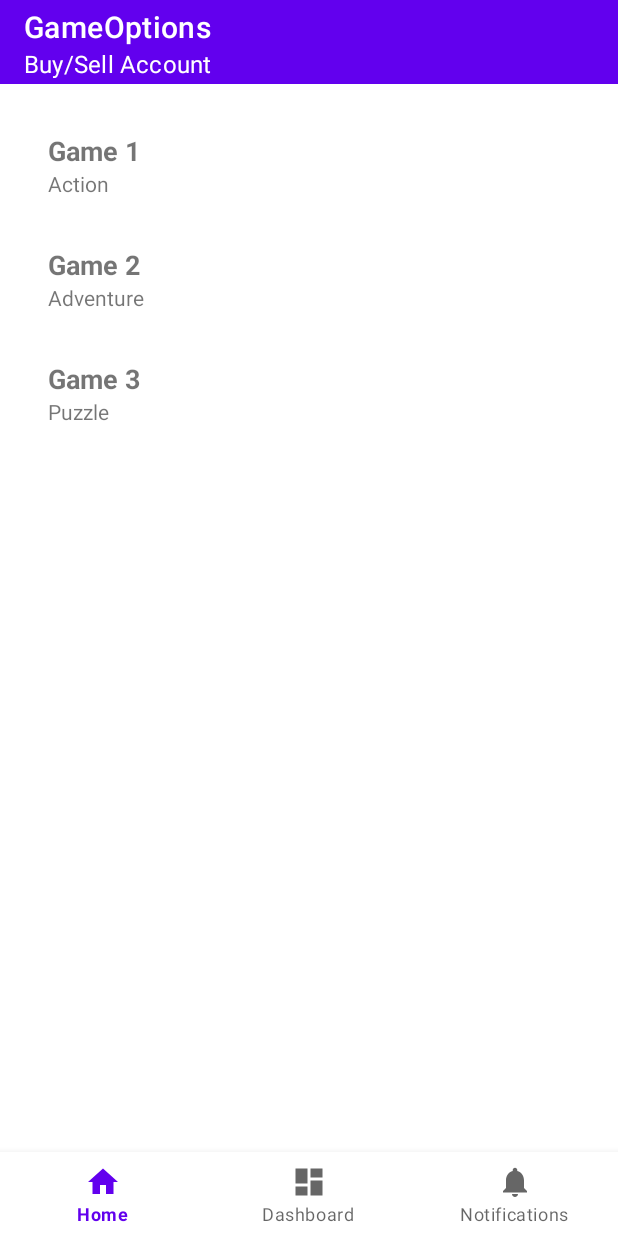
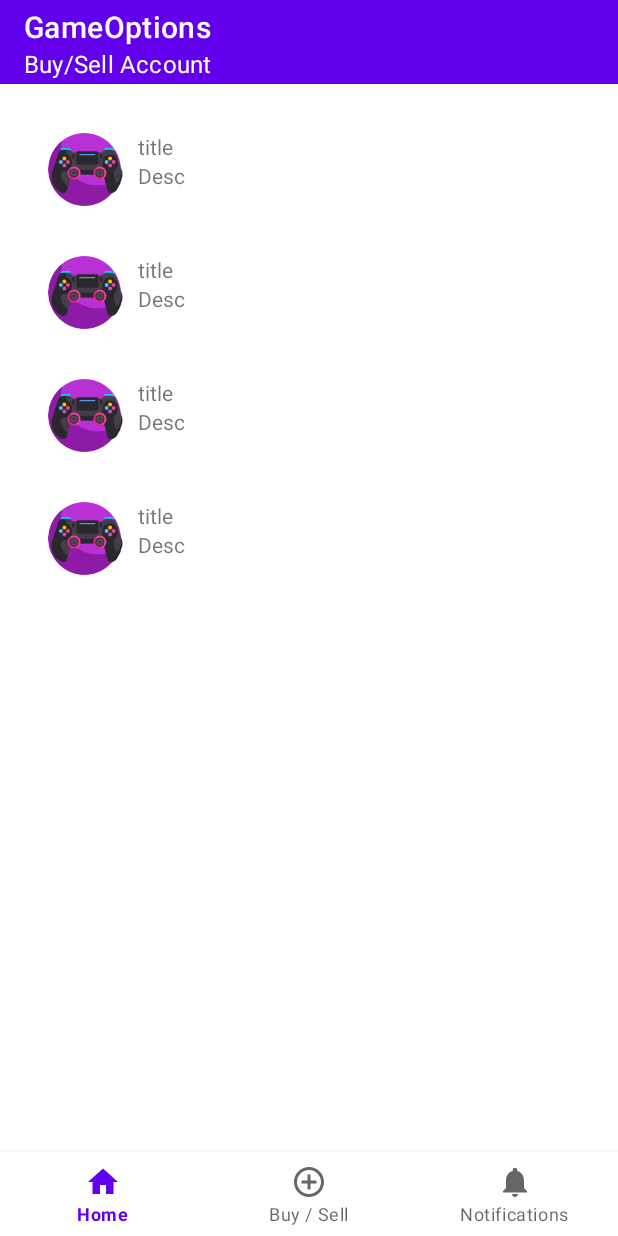
Before and after one commit to Rohitw3code/GameOption, an Android app: the screen it shows after launch (FirstActivity), on a phone screen of 412 x 824 dp. Run offline under Robolectric (Android 15) with nearby library versions, the phone set to English and light mode, and no system bars; our stand-ins replace CircleImageView, navigation-ui.

Commit message:
buy sell

```diff
--- a/app/src/main/java/com/game/gamechanger/GameListAdapter.kt
+++ b/app/src/main/java/com/game/gamechanger/GameListAdapter.kt
@@ -11,8 +11,8 @@ class GameListAdapter(private val games: List<GameListModel>) :
     RecyclerView.Adapter<GameListAdapter.GameViewHolder>() {
 
     class GameViewHolder(itemView: View) : RecyclerView.ViewHolder(itemView) {
-        val titleTextView: TextView = itemView.findViewById(R.id.textViewTitle)
-        val genreTextView: TextView = itemView.findViewById(R.id.textViewGenre)
+//        val titleTextView: TextView = itemView.findViewById(R.id.textViewTitle)
+//        val genreTextView: TextView = itemView.findViewById(R.id.textViewGenre)
         // Add other views as needed
     }
 
@@ -26,9 +26,10 @@ class GameListAdapter(private val games: List<GameListModel>) :
         val currentGame = games[position]
 
         // Bind data to views
-        holder.titleTextView.text = currentGame.title
-        holder.genreTextView.text = currentGame.genre
+//        holder.titleTextView.text = currentGame.title
+//        holder.genreTextView.text = currentGame.name
         // Bind other data as needed
+
     }
 
     override fun getItemCount(): Int {
--- a/app/src/main/java/com/game/gamechanger/Model/GameListModel.kt
+++ b/app/src/main/java/com/game/gamechanger/Model/GameListModel.kt
@@ -1,8 +1,10 @@
 package com.game.gamechanger.Model
 
 data class GameListModel(
-    val id: Int,
+    val id: String,
+    val imageUrl:String,
     val title: String,
-    val genre: String,
-    // Add other properties as needed
+    val description: String,
+    val price:String,
+    val name: String,
 )
--- a/app/src/main/java/com/game/gamechanger/ui/home/HomeFragment.kt
+++ b/app/src/main/java/com/game/gamechanger/ui/home/HomeFragment.kt
@@ -17,10 +17,10 @@ class HomeFragment : Fragment() {
 
     // Dummy data
     private val dummyGames = listOf(
-        GameListModel(1, "Game 1", "Action"),
-        GameListModel(2, "Game 2", "Adventure"),
-        GameListModel(3, "Game 3", "Puzzle"),
-        // Add more dummy data as needed
+        GameListModel("1", "", "Action","","","Game 1"),
+        GameListModel("2", "", "Game","","","Game 2"),
+        GameListModel("3", "", "Action","","","Game 3"),
+        GameListModel("4", "", "Action","","","Game 4"),
     )
 
     private lateinit var gameListAdapter: GameListAdapter
--- /dev/null
+++ b/app/src/main/res/drawable/baseline_add_circle_outline_24.xml
@@ -0,0 +1,5 @@
+<vector android:height="24dp" android:tint="#000000"
+    android:viewportHeight="24" android:viewportWidth="24"
+    android:width="24dp" xmlns:android="http://schemas.android.com/apk/res/android">
+    <path android:fillColor="@android:color/white" android:pathData="M13,7h-2v4L7,11v2h4v4h2v-4h4v-2h-4L13,7zM12,2C6.48,2 2,6.48 2,12s4.48,10 10,10 10,-4.48 10,-10S17.52,2 12,2zM12,20c-4.41,0 -8,-3.59 -8,-8s3.59,-8 8,-8 8,3.59 8,8 -3.59,8 -8,8z"/>
+</vector>
--- a/app/src/main/res/layout/game_list_item.xml
+++ b/app/src/main/res/layout/game_list_item.xml
@@ -2,20 +2,35 @@
 <LinearLayout xmlns:android="http://schemas.android.com/apk/res/android"
     android:layout_width="match_parent"
     android:layout_height="wrap_content"
-    android:orientation="vertical"
+    android:orientation="horizontal"
     android:padding="16dp">
 
-    <TextView
-        android:id="@+id/textViewTitle"
+    <de.hdodenhof.circleimageview.CircleImageView
+        android:layout_width="50dp"
+        android:layout_height="50dp"
+        android:layout_alignParentLeft="true"
+        android:src="@drawable/logo"/>
+
+    <LinearLayout
         android:layout_width="match_parent"
         android:layout_height="wrap_content"
-        android:textSize="18sp"
-        android:textStyle="bold"/>
+        android:orientation="vertical">
 
-    <TextView
-        android:id="@+id/textViewGenre"
-        android:layout_width="match_parent"
-        android:layout_height="wrap_content"
-        android:textSize="14sp"/>
+        <TextView
+            android:layout_width="match_parent"
+            android:layout_height="wrap_content"
+            android:layout_marginHorizontal="10sp"
+            android:text="title"/>
+
+        <TextView
+            android:layout_width="match_parent"
+            android:layout_height="wrap_content"
+            android:layout_marginHorizontal="10sp"
+            android:text="Desc"/>
+
+    </LinearLayout>
+
+
+
 
 </LinearLayout>
--- a/app/src/main/res/menu/bottom_nav_menu.xml
+++ b/app/src/main/res/menu/bottom_nav_menu.xml
@@ -8,8 +8,8 @@
 
     <item
         android:id="@+id/navigation_dashboard"
-        android:icon="@drawable/ic_dashboard_black_24dp"
-        android:title="@string/title_dashboard" />
+        android:icon="@drawable/baseline_add_circle_outline_24"
+        android:title="Buy / Sell" />
 
     <item
         android:id="@+id/navigation_notifications"
--- a/app/src/main/res/navigation/mobile_navigation.xml
+++ b/app/src/main/res/navigation/mobile_navigation.xml
@@ -13,7 +13,7 @@
 
     <fragment
         android:id="@+id/navigation_dashboard"
-        android:name="com.game.gamechanger.ui.dashboard.DashboardFragment"
+        android:name="com.game.gamechanger.ui.buysell.BuySellFragment"
         android:label="@string/title_dashboard"
         tools:layout="@layout/fragment_dashboard" />
 
```
Also changed, not shown: app/build.gradle (+7 -4 lines), app/src/main/java/com/game/gamechanger/ui/buysell/BuySellFragment.kt (renamed from app/src/main/java/com/game/gamechanger/ui/dashboard/DashboardFragment.kt, +6 -4 lines), app/src/main/res/layout/fragment_dashboard.xml (+6 -15 lines).
